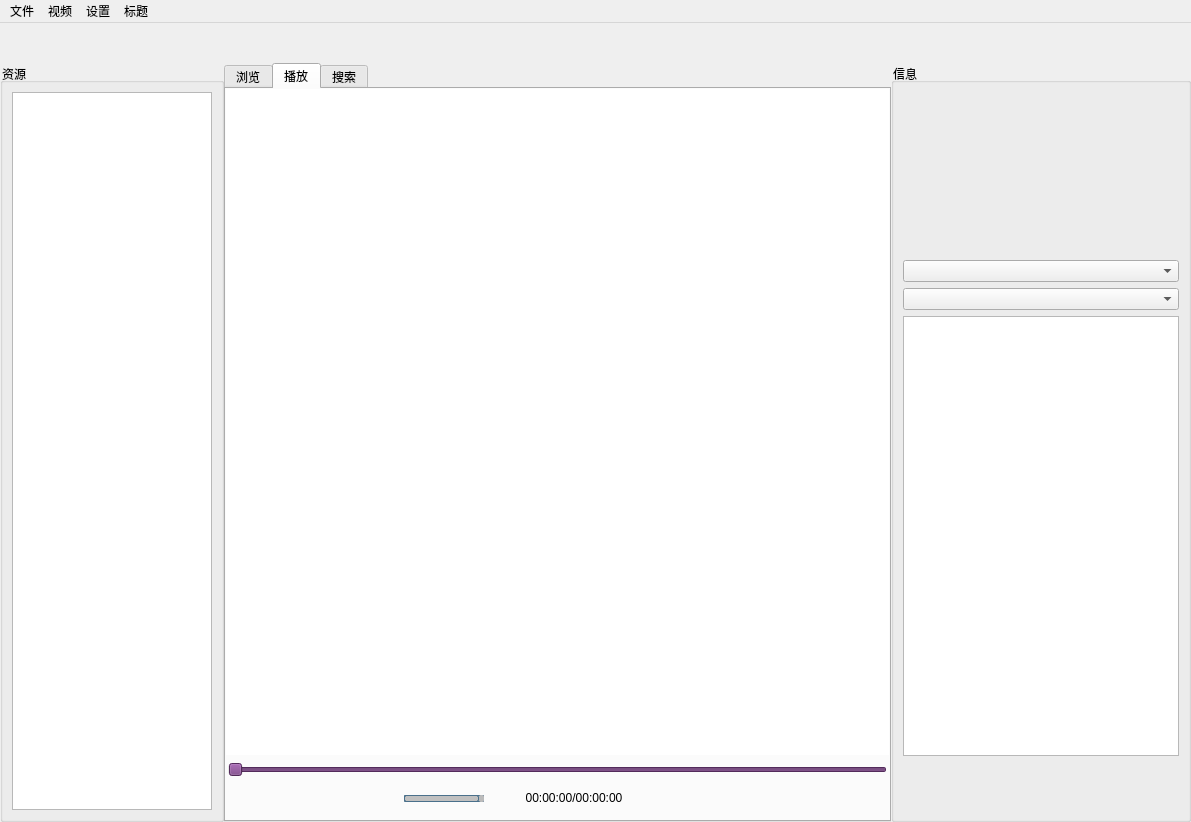
Above: mainwindow.ui from xymov/vst-video before the change. Below: the same form after it.
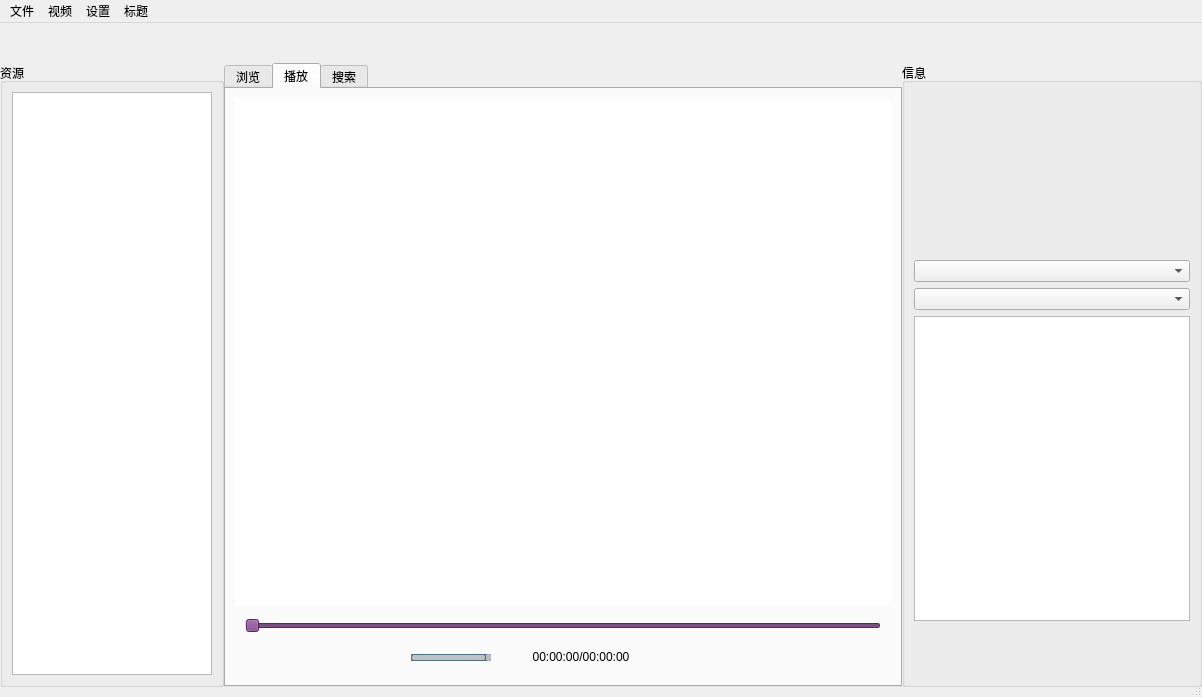
That is the form after the change. The open tabs and pages were chosen to show the change. Icons and pictures are not drawn.

Patch:
```diff
--- a/mainwindow.ui
+++ b/mainwindow.ui
@@ -9,10 +9,16 @@
    <rect>
     <x>0</x>
     <y>0</y>
-    <width>1191</width>
-    <height>822</height>
+    <width>1202</width>
+    <height>697</height>
    </rect>
   </property>
+  <property name="minimumSize">
+   <size>
+    <width>0</width>
+    <height>0</height>
+   </size>
+  </property>
   <property name="maximumSize">
    <size>
     <width>16777215</width>
@@ -70,7 +76,7 @@
    <property name="inputMethodHints">
     <set>Qt::ImhHiddenText|Qt::ImhMultiLine|Qt::ImhNoAutoUppercase|Qt::ImhPreferNumbers|Qt::ImhSensitiveData</set>
    </property>
-   <layout class="QVBoxLayout" name="verticalLayout_8">
+   <layout class="QVBoxLayout" name="verticalLayout_7">
     <property name="spacing">
      <number>0</number>
     </property>
@@ -118,7 +124,7 @@
         <number>0</number>
        </property>
        <property name="rightMargin">
-        <number>5</number>
+        <number>0</number>
        </property>
        <property name="bottomMargin">
         <number>0</number>
@@ -363,10 +369,7 @@
          </size>
         </property>
         <property name="styleSheet">
-         <string notr="true">QGroupBox::title {
-background-color:transparent;
-
-}</string>
+         <string notr="true"/>
         </property>
         <property name="title">
          <string>资源</string>
@@ -590,75 +593,7 @@
          <attribute name="title">
           <string>播放</string>
          </attribute>
-         <layout class="QVBoxLayout" name="verticalLayout_2">
-          <property name="spacing">
-           <number>11</number>
-          </property>
-          <property name="leftMargin">
-           <number>0</number>
-          </property>
-          <property name="topMargin">
-           <number>0</number>
-          </property>
-          <property name="rightMargin">
-           <number>0</number>
-          </property>
-          <property name="bottomMargin">
-           <number>0</number>
-          </property>
-          <item>
-           <widget class="QGroupBox" name="box_video">
-            <property name="minimumSize">
-             <size>
-              <width>0</width>
-              <height>0</height>
-             </size>
-            </property>
-            <property name="maximumSize">
-             <size>
-              <width>16777215</width>
-              <height>16777215</height>
-             </size>
-            </property>
-            <property name="styleSheet">
-             <string notr="true">QGroupBox{border: none ;}</string>
-            </property>
-            <property name="title">
-             <string/>
-            </property>
-            <property name="alignment">
-             <set>Qt::AlignBottom|Qt::AlignHCenter</set>
-            </property>
-            <layout class="QVBoxLayout" name="verticalLayout_7">
-             <property name="spacing">
-              <number>0</number>
-             </property>
-             <property name="leftMargin">
-              <number>0</number>
-             </property>
-             <property name="topMargin">
-              <number>0</number>
-             </property>
-             <property name="rightMargin">
-              <number>0</number>
-             </property>
-             <property name="bottomMargin">
-              <number>0</number>
-             </property>
-             <item>
-              <layout class="QVBoxLayout" name="box_player">
-               <property name="spacing">
-                <number>0</number>
-               </property>
-               <property name="leftMargin">
-                <number>0</number>
-               </property>
-               <property name="rightMargin">
-                <number>0</number>
-               </property>
-               <property name="bottomMargin">
-                <number>0</number>
-               </property>
+         <layout class="QVBoxLayout" name="verticalLayout_6">
                <item>
                 <widget class="QGraphicsView" name="view">
                  <property name="baseSize">
@@ -684,8 +619,6 @@
                  </property>
                 </widget>
                </item>
-              </layout>
-             </item>
              <item>
               <widget class="QGroupBox" name="box_control">
                <property name="minimumSize">
@@ -710,21 +643,21 @@
                <property name="alignment">
                 <set>Qt::AlignBottom|Qt::AlignLeading|Qt::AlignLeft</set>
                </property>
-               <layout class="QVBoxLayout" name="verticalLayout_6">
+            <layout class="QVBoxLayout" name="verticalLayout_2">
                 <property name="spacing">
                  <number>0</number>
                 </property>
                 <property name="leftMargin">
-                 <number>2</number>
+              <number>10</number>
                 </property>
                 <property name="topMargin">
-                 <number>2</number>
+              <number>0</number>
                 </property>
                 <property name="rightMargin">
-                 <number>2</number>
+              <number>10</number>
                 </property>
                 <property name="bottomMargin">
-                 <number>5</number>
+              <number>0</number>
                 </property>
                 <item>
                  <widget class="QSlider" name="sliderProgress">
@@ -876,19 +809,10 @@
                  </widget>
                 </item>
                 <item>
-                 <layout class="QHBoxLayout" name="horizontalLayout_2">
+              <layout class="QHBoxLayout" name="horizontalLayout_5">
                   <property name="spacing">
                    <number>15</number>
                   </property>
-                  <property name="leftMargin">
-                   <number>10</number>
-                  </property>
-                  <property name="rightMargin">
-                   <number>10</number>
-                  </property>
-                  <property name="bottomMargin">
-                   <number>0</number>
-                  </property>
                   <item>
                    <widget class="QPushButton" name="pushButton_paly">
                     <property name="sizePolicy">
@@ -1323,8 +1247,8 @@
                     </property>
                     <property name="sizeHint" stdset="0">
                      <size>
-                      <width>40</width>
-                      <height>20</height>
+                   <width>13</width>
+                   <height>17</height>
                      </size>
                     </property>
                    </spacer>
@@ -1435,9 +1359,6 @@
              </item>
             </layout>
            </widget>
-          </item>
-         </layout>
-        </widget>
         <widget class="QWidget" name="tab_3">
          <attribute name="title">
           <string>搜索</string>
@@ -1526,9 +1447,7 @@
          </size>
         </property>
         <property name="styleSheet">
-         <string notr="true">QGroupBox::title {
-background-color:transparent;
-}
+         <string notr="true">
 QPushButton{
  background: transparent; 
 }
@@ -1651,6 +1570,9 @@
          </item>
          <item>
           <layout class="QHBoxLayout" name="horizontalLayout">
+           <property name="spacing">
+            <number>0</number>
+           </property>
            <property name="topMargin">
             <number>0</number>
            </property>
@@ -1772,7 +1694,7 @@
     <rect>
      <x>0</x>
      <y>0</y>
-     <width>1191</width>
+     <width>1202</width>
      <height>28</height>
     </rect>
    </property>
@@ -1879,6 +1801,14 @@
    <addaction name="menu_seting"/>
    <addaction name="menu_titlebar"/>
   </widget>
+  <widget class="QStatusBar" name="statusBar">
+   <property name="maximumSize">
+    <size>
+     <width>16777215</width>
+     <height>10</height>
+    </size>
+   </property>
+  </widget>
   <action name="action_3">
    <property name="text">
     <string>亮度</string>
```
Left out of the diff: 97 changed lines with no effect on the pictures. Lines whose indentation alone changed are shown as unchanged.
